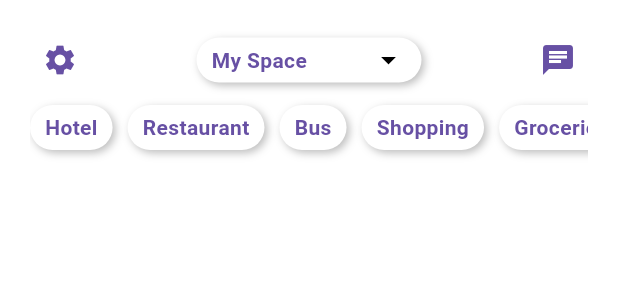
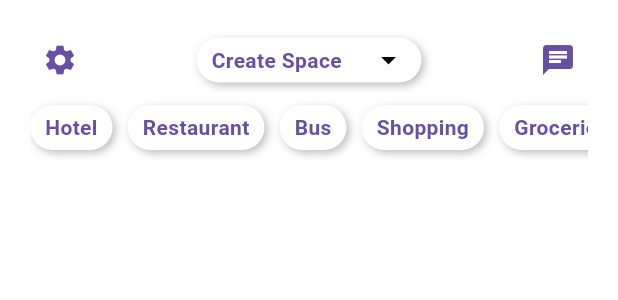
Before and after one commit to jharodiv/Accessability, a Flutter app: the Topwidgets widget shown alone on an empty page, opened directly with empty values, on a phone screen of 412 x 824 dp. Shown: the top 300 px of the screen. Run offline on Flutter 3.47's test engine with Material 3 defaults, Android fonts, the phone set to English and light mode, and no system bars; our stand-ins replace animated_splash_screen, bloc, cloud_firestore, equatable, firebase_auth, firebase_core and 7 more; missing offline and left inert: tutorial_coach_mark; accounts and stored records are empty; project files that could hold a hidden picture were left out.

Commit message:
user can now create space 🫴

```diff
--- a/frontend/lib/accessability/presentation/widgets/homepageWidgets/top_widgets.dart
+++ b/frontend/lib/accessability/presentation/widgets/homepageWidgets/top_widgets.dart
@@ -1,4 +1,6 @@
 import 'package:flutter/material.dart';
+import 'package:cloud_firestore/cloud_firestore.dart';
+import 'package:firebase_auth/firebase_auth.dart';
 
 class Topwidgets extends StatefulWidget {
   final Function(bool) onOverlayChange;
@@ -20,14 +22,72 @@ class Topwidgets extends StatefulWidget {
 
 class _TopwidgetsState extends State<Topwidgets> {
   bool _isDropdownOpen = false;
-  final List<String> options = ['Circle One', 'Circle Two', 'Circle Three'];
-  final List<String> oblongItems = [
-    'Hotel',
-    'Restaurant',
-    'Bus',
-    'Shopping',
-    'Groceries'
-  ];
+  List<String> _spaces = []; // List of spaces
+  final FirebaseFirestore _firestore = FirebaseFirestore.instance;
+  final FirebaseAuth _auth = FirebaseAuth.instance;
+
+  @override
+  void initState() {
+    super.initState();
+    _fetchSpaces();
+  }
+
+  // Fetch spaces from Firestore
+  Future<void> _fetchSpaces() async {
+    final user = _auth.currentUser;
+    if (user == null) return;
+
+    final snapshot = await _firestore.collection('Spaces').where('members', arrayContains: user.uid).get();
+    setState(() {
+      _spaces = snapshot.docs.map((doc) => doc['name'] as String).toList();
+    });
+  }
+
+  // Create a new space
+  Future<void> _createSpace() async {
+    final user = _auth.currentUser;
+    if (user == null) return;
+
+    final spaceName = await _showCreateSpaceDialog();
+    if (spaceName == null || spaceName.isEmpty) return;
+
+    await _firestore.collection('Spaces').add({
+      'name': spaceName,
+      'creator': user.uid,
+      'members': [user.uid],
+      'createdAt': DateTime.now(),
+    });
+
+    _fetchSpaces(); // Refresh the list of spaces
+  }
+
+  // Show a dialog to create a space
+  Future<String?> _showCreateSpaceDialog() async {
+    String? spaceName;
+    await showDialog(
+      context: context,
+      builder: (context) {
+        return AlertDialog(
+          title: const Text('Create Space'),
+          content: TextField(
+            decoration: const InputDecoration(labelText: 'Space Name'),
+            onChanged: (value) => spaceName = value,
+          ),
+          actions: [
+            TextButton(
+              onPressed: () => Navigator.pop(context),
+              child: const Text('Cancel'),
+            ),
+            TextButton(
+              onPressed: () => Navigator.pop(context),
+              child: const Text('Create'),
+            ),
+          ],
+        );
+      },
+    );
+    return spaceName;
+  }
 
   @override
   Widget build(BuildContext context) {
@@ -78,23 +138,25 @@ class _TopwidgetsState extends State<Topwidgets> {
                           ),
                         ],
                       ),
-                      child: const Row(
+                      child: Row(
                         mainAxisAlignment: MainAxisAlignment.spaceBetween,
                         children: [
                           Padding(
-                            padding: EdgeInsets.only(left: 10),
+                            padding: const EdgeInsets.only(left: 10),
                             child: Text(
-                              'My Space',
-                              style: TextStyle(
+                              _spaces.isEmpty ? 'Create Space' : 'My Space',
+                              style: const TextStyle(
                                 color: Color(0xFF6750A4),
                                 fontWeight: FontWeight.bold,
                               ),
                             ),
                           ),
                           Padding(
-                            padding: EdgeInsets.only(right: 10),
-                            child: Icon(Icons.arrow_drop_down,
-                                color: Colors.black),
+                            padding: const EdgeInsets.only(right: 10),
+                            child: Icon(
+                              _isDropdownOpen ? Icons.arrow_drop_up : Icons.arrow_drop_down,
+                              color: Colors.black,
+                            ),
                           ),
                         ],
                       ),
@@ -114,13 +176,55 @@ class _TopwidgetsState extends State<Topwidgets> {
                   ),
                 ],
               ),
+              // Dropdown Content
+              if (_isDropdownOpen)
+                Container(
+                  margin: const EdgeInsets.only(top: 10),
+                  padding: const EdgeInsets.all(10),
+                  decoration: BoxDecoration(
+                    color: Colors.white,
+                    borderRadius: BorderRadius.circular(10),
+                    boxShadow: const [
+                      BoxShadow(
+                        color: Colors.black26,
+                        blurRadius: 4,
+                        offset: Offset(2, 2),
+                      ),
+                    ],
+                  ),
+                  child: _spaces.isEmpty
+                      ? ListTile(
+                          title: const Text('No spaces yet'),
+                          trailing: const Icon(Icons.add),
+                          onTap: _createSpace,
+                        )
+                      : Column(
+                          children: _spaces.map((space) {
+                            return ListTile(
+                              title: Text(space),
+                              onTap: () {
+                                // Handle space selection
+                                setState(() {
+                                  _isDropdownOpen = false;
+                                });
+                              },
+                            );
+                          }).toList(),
+                        ),
+                ),
               // Horizontally Scrollable List of Categories
               SingleChildScrollView(
                 scrollDirection: Axis.horizontal,
                 child: Container(
                   padding: const EdgeInsets.symmetric(vertical: 10),
                   child: Row(
-                    children: oblongItems.map((item) {
+                    children: [
+                      'Hotel',
+                      'Restaurant',
+                      'Bus',
+                      'Shopping',
+                      'Groceries',
+                    ].map((item) {
                       return GestureDetector(
                         onTap: () => widget.onCategorySelected(item),
                         child: Container(
```
Also changed, not shown: frontend/lib/accessability/presentation/widgets/homepageWidgets/bottom_widgets.dart (+40 -10 lines).
